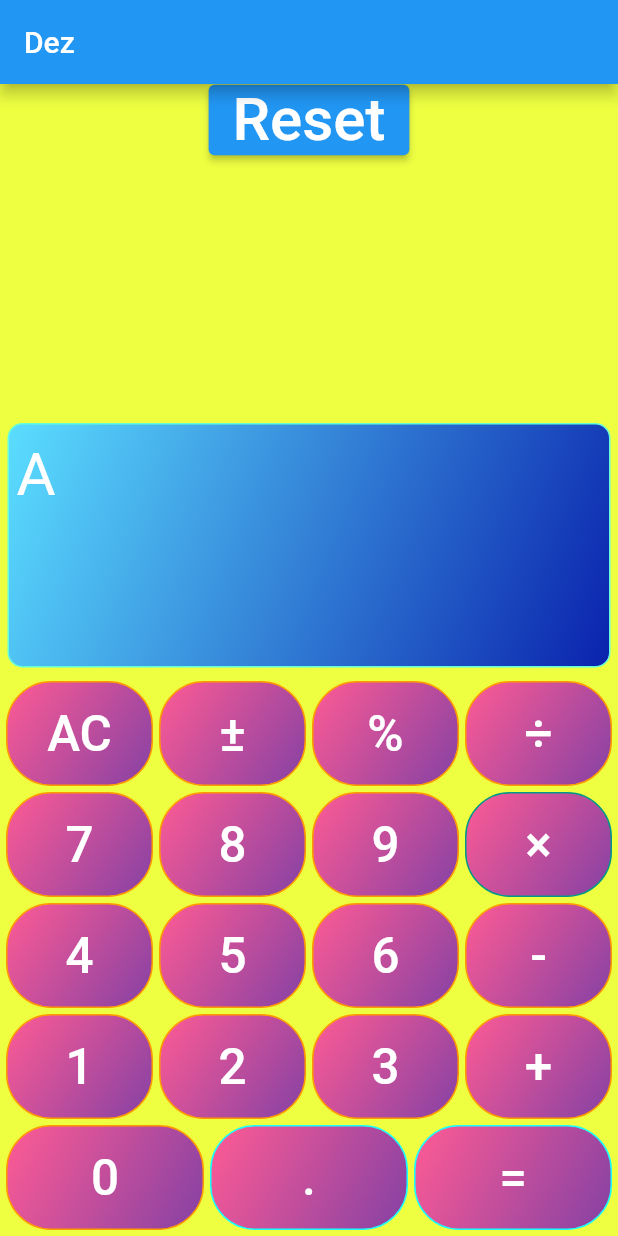
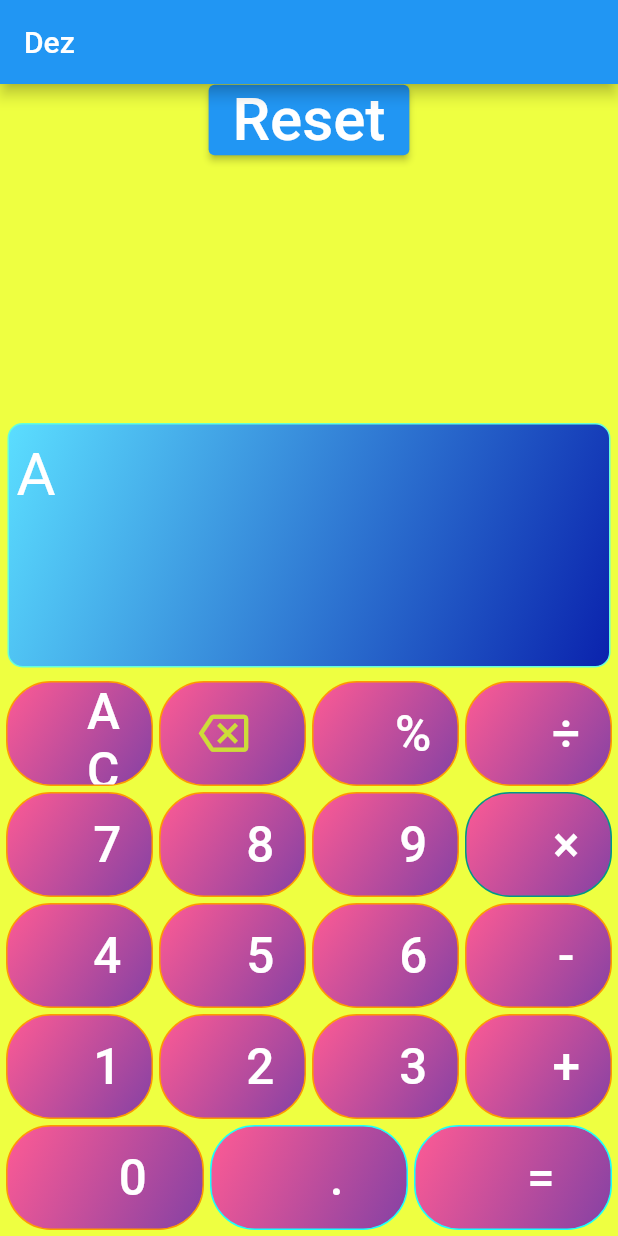
Before and after one commit to blackout358/Calculator-Flutter, a Flutter app: the screen it shows after launch, on a phone screen of 412 x 824 dp. Run offline on Flutter 3.47's test engine with Material 2 defaults, Android fonts, the phone set to English and light mode, and no system bars; our stand-ins replace flutter_layout_grid.

Commit message:
Added backspace icon

```diff
--- a/lib/Widgets/app_buttons.dart
+++ b/lib/Widgets/app_buttons.dart
@@ -42,7 +42,7 @@ class AppButtons extends StatelessWidget {
           ),
         ),
         child: Container(
-          child: ElevatedButton(
+          child: ElevatedButton.icon(
               onPressed: onPressed,
               style: ElevatedButton.styleFrom(
                 // margin: EdgeInsets.all(2),
@@ -57,13 +57,17 @@ class AppButtons extends StatelessWidget {
                   ),
                 ),
               ),
-            child: Text(
+              label: Text(
                 text,
                 style: TextStyle(
                   fontSize: 0.04 * MediaQuery.of(context).size.height,
                 ),
               ),
-          ),
+              icon: Icon(
+                icon,
+                color: Colors.lime,
+                size: 0.04 * MediaQuery.of(context).size.height,
+              )),
         ),
       ),
     );
--- a/lib/Widgets/calculator_number_pad.dart
+++ b/lib/Widgets/calculator_number_pad.dart
@@ -46,15 +46,16 @@ class _CalculatorNumberPadState extends State<CalculatorNumberPad> {
                 },
               ),
               AppButtons(
-                foregroundColor: Colors.white,
+                foregroundColor: const Color.fromARGB(255, 0, 0, 0),
                 backgroundColor: Colors.red,
                 borderColor: Colors.orange,
-                text: "±",
+                icon: Icons.backspace_outlined,
+                text: "",
                 width: size,
                 height: size,
                 borderRadius: 30,
                 onPressed: () {
-                  print("plus/minus");
+                  widget.onPressed("DELETE");
                 },
               ),
               AppButtons(
```
Also changed, not shown: lib/main.dart (+18 -7 lines). Lines whose indentation alone changed are shown as unchanged.
